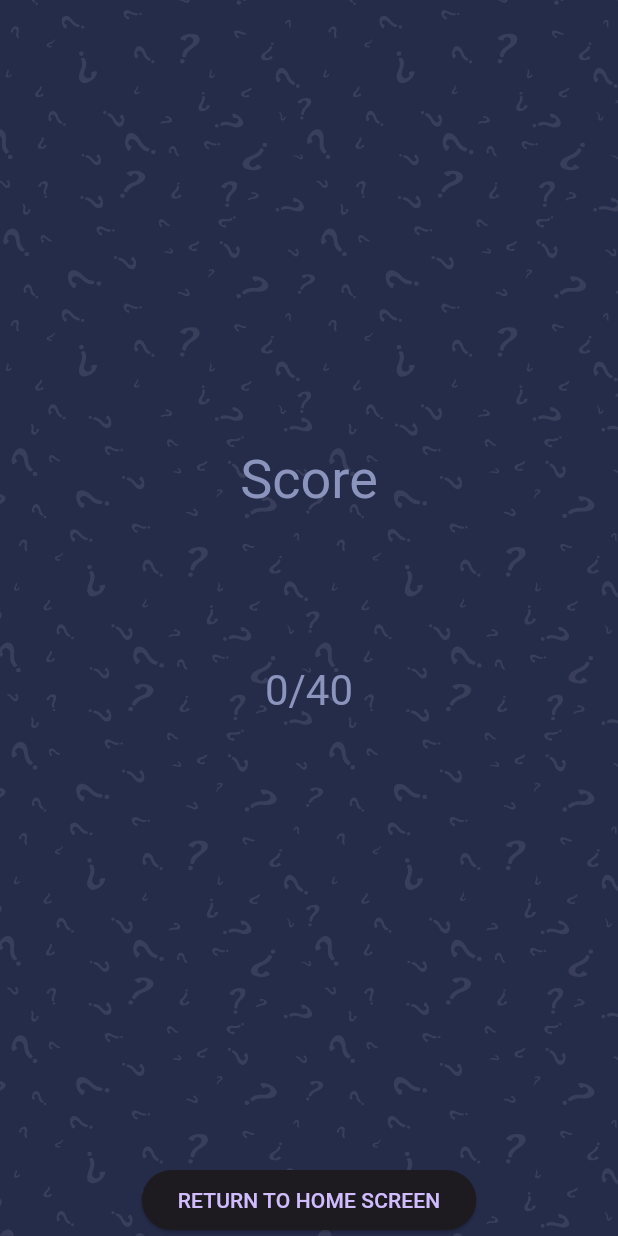
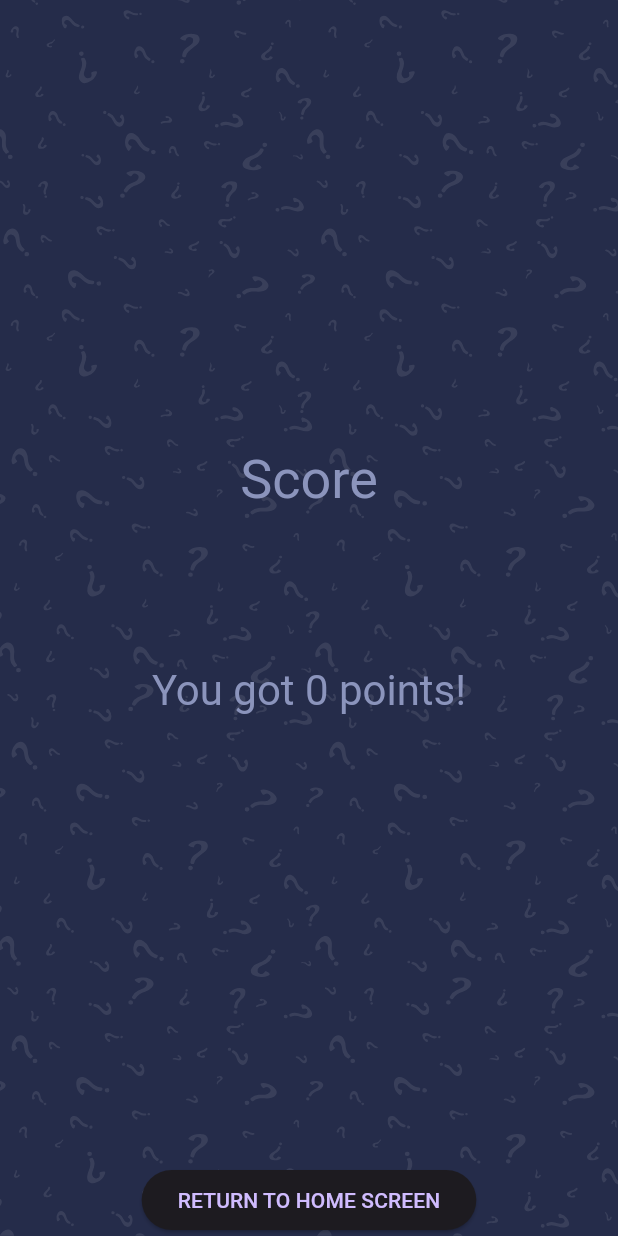
Before and after one commit to NomaTyx/Geography-Trivia-App, a Flutter app: the ScoreScreen screen opened directly, on a phone screen of 412 x 824 dp. Run offline on Flutter 3.47's test engine with Material 3 defaults, Android fonts, the phone set to English and light mode, and no system bars; our stand-ins replace flutter_svg, get, websafe_svg.

Commit message:
changed the points tex t slightly because we're no longer going to be doing a set number of questions

```diff
--- a/lib/screens/score/score_screen.dart
+++ b/lib/screens/score/score_screen.dart
@@ -26,7 +26,7 @@ class ScoreScreen extends StatelessWidget {
               ),
               Spacer(),
               Text(
-                "${_qnController.numOfCorrectAns * 10}/${_qnController.questions.length * 10}",
+                "You got ${_qnController.numOfCorrectAns} points!",
                 style: Theme.of(context)
                     .textTheme
                     .headlineMedium
```
